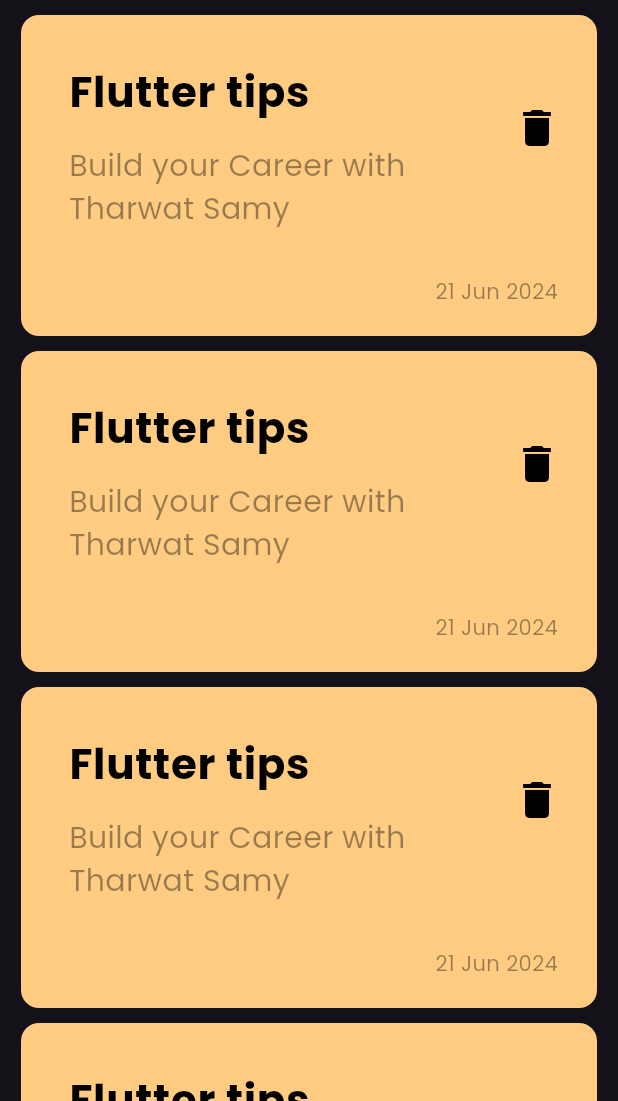
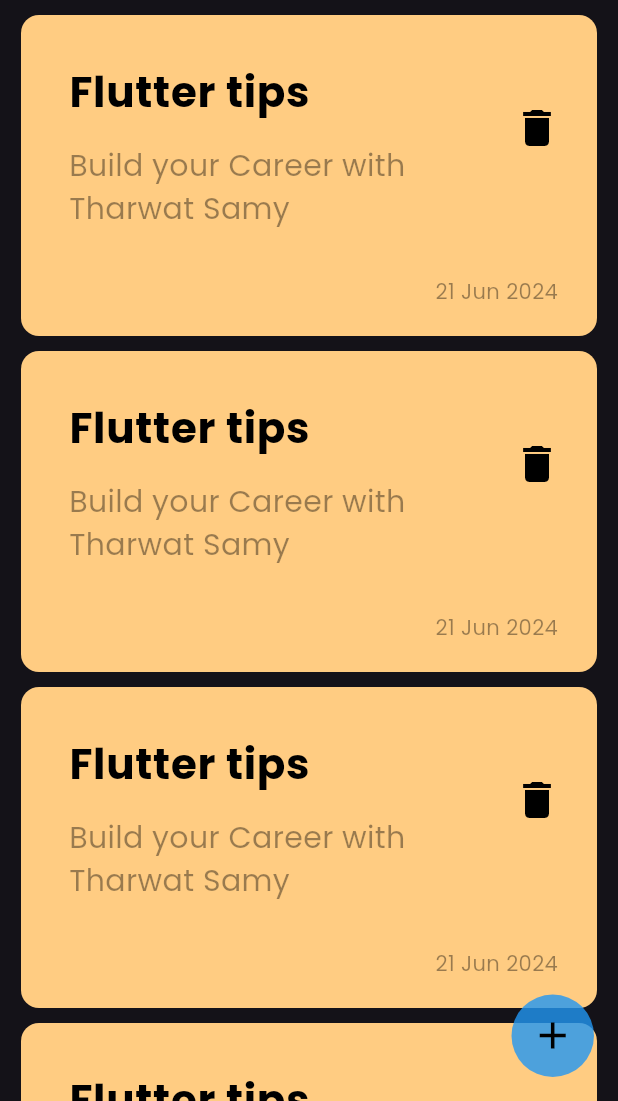
Before and after one commit to HazemAhmed677/notes-app, a Flutter app: the screen it shows after launch, on a phone screen of 412 x 824 dp, the part 135-1236 px from its top. Run offline on Flutter 3.47's test engine with Material 3 defaults, Android fonts, the phone set to English and light mode, and no system bars.

Commit message:
add FloatinActionButton

```diff
--- a/lib/views/notes_view.dart
+++ b/lib/views/notes_view.dart
@@ -8,6 +8,21 @@ class NotesView extends StatelessWidget {
   @override
   Widget build(BuildContext context) {
     return Scaffold(
+      floatingActionButton: Container(
+        height: 55,
+        width: 55,
+        decoration: BoxDecoration(
+            color: Colors.blue.withOpacity(0.8),
+            borderRadius: BorderRadius.circular(50)),
+        child: IconButton(
+          onPressed: () {},
+          icon: const Icon(
+            Icons.add,
+            size: 30,
+            color: Colors.black,
+          ),
+        ),
+      ),
       body: Padding(
         padding: const EdgeInsets.symmetric(horizontal: 14),
         child: Column(
```
